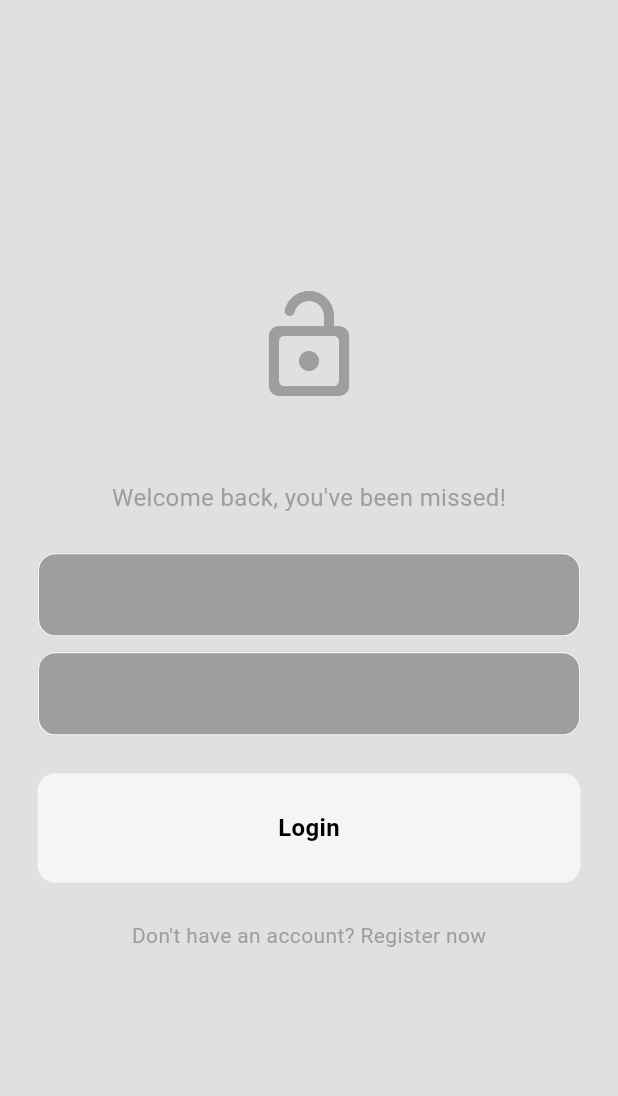
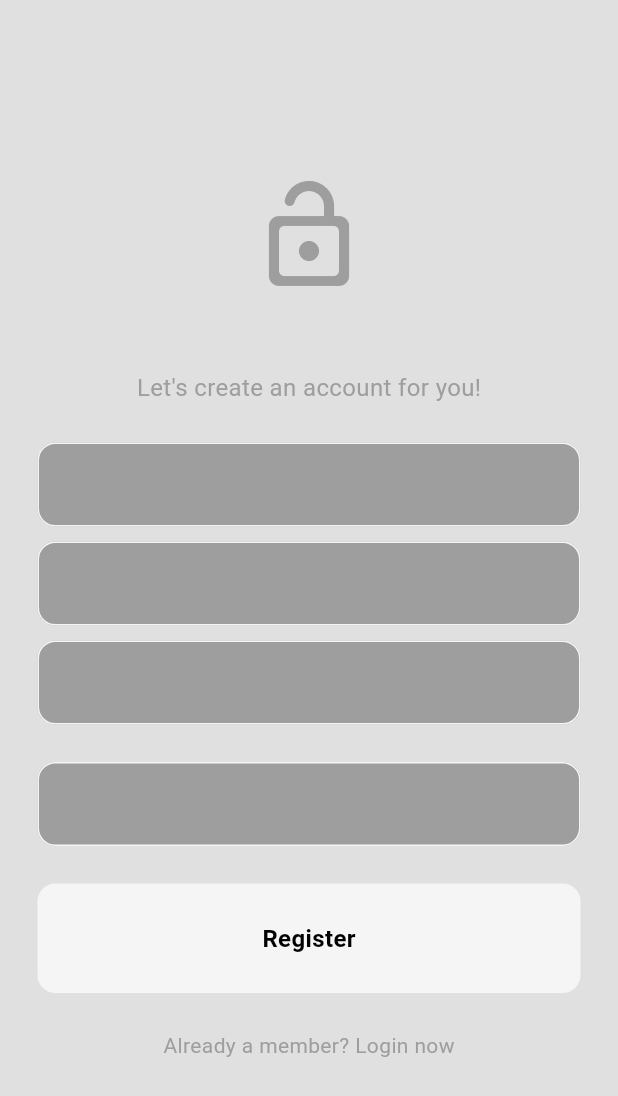
Before and after one commit to ckekula/mobile-app, a Flutter app: the screen it shows after launch, on a phone screen of 412 x 824 dp. Shown: the top 1096 px of the screen. Run offline on Flutter 3.47's test engine with Material 3 defaults, Android fonts, the phone set to English and light mode, and no system bars; our stand-ins replace firebase_auth, firebase_core, flutter_bloc; accounts and stored records are empty.

Commit message:
Register page

```diff
--- /dev/null
+++ b/lib/features/auth/presentation/pages/register_page.dart
@@ -0,0 +1,115 @@
+import 'package:flutter/foundation.dart';
+import 'package:flutter/widgets.dart';
+
+import 'package:flutter/material.dart';
+import 'package:mobile_app/features/auth/presentation/components/my_button.dart';
+import 'package:mobile_app/features/auth/presentation/components/my_text_field.dart';
+
+import '../components/my_button.dart';
+import '../components/my_text_field.dart';
+
+class RegisterPage extends StatefulWidget {
+  const RegisterPage({super.key});
+
+  @override
+  State<RegisterPage> createState() => _RegisterPageState();
+}
+
+class _RegisterPageState extends State<RegisterPage> {
+ // text controllers
+  final nameController = TextEditingController();
+  final emailController = TextEditingController();
+  final pwController = TextEditingController();
+  final ConfirmPwController = TextEditingController();
+  // BUILD UI
+  @override
+  Widget build(BuildContext context) {
+    // SCAFFOLD
+    return Scaffold(
+      // BODY
+      body: SafeArea(
+        child: Center(
+          child: Padding(
+            padding: const EdgeInsets.symmetric(horizontal: 25.0),
+            child: Column(
+              mainAxisAlignment: MainAxisAlignment.center,
+              children: [
+                // logo
+                Icon(
+                  Icons.lock_open_rounded,
+                  size: 80,
+                  color: Theme.of(context).colorScheme.primary,
+                ),
+
+                const SizedBox(height: 50),
+
+                // Create account massage
+                Text(
+                  "Let's create an account for you!",
+                  style: TextStyle(
+                    color: Theme.of(context).colorScheme.primary,
+                    fontSize: 16,
+                  ),
+                ),
+
+                const SizedBox(height: 25),
+
+                // email textfield
+                MyTextField(
+                  controller: nameController,
+                  hintText: "Name",
+                  obscureText: false,
+                ),
+
+                const SizedBox(height: 10),
+
+                // email textfield
+                MyTextField(
+                  controller: emailController,
+                  hintText: "Email",
+                  obscureText: false,
+                ),
+
+                const SizedBox(height: 10),
+
+                // password textfield
+                MyTextField(
+                  controller: pwController,
+                  hintText: "Password",
+                  obscureText: true,
+                ),
+
+                const SizedBox(height: 25),
+
+                // confirm pw textfield
+                MyTextField(
+                  controller: ConfirmPwController,
+                  hintText: "Confirm Password",
+                  obscureText: true,
+                ),
+
+                const SizedBox(height: 25),
+
+                // Register button
+                MyButton(
+                  onTap: () {},
+                  text: "Register",
+                ),
+
+                const SizedBox(height: 25),
+
+                // Already member? Login now
+                Text(
+                  "Already a member? Login now",
+                  style:
+                      TextStyle(color: Theme.of(context).colorScheme.primary),
+                )
+              ],
+            ),
+          ),
+        ),
+      ),
+    );
+  }
+
+}
--- a/lib/main.dart
+++ b/lib/main.dart
@@ -1,8 +1,9 @@
 import 'package:firebase_core/firebase_core.dart';
 import 'package:flutter/material.dart';
-import 'package:mobile_app/features/auth/presentation/pages/login_page.dart';
 import 'package:mobile_app/firebase_options.dart';
 import 'package:mobile_app/themes/light_mode.dart';
+
+import 'features/auth/presentation/pages/register_page.dart';
 
 void main() async {
   // firebase setup
@@ -22,7 +23,7 @@ class MyApp extends StatelessWidget {
     return MaterialApp(
       debugShowCheckedModeBanner: false,
       theme: lightMode,
-      home: const LoginPage(),
+      home: const RegisterPage(),
     );
   }
 }
```
